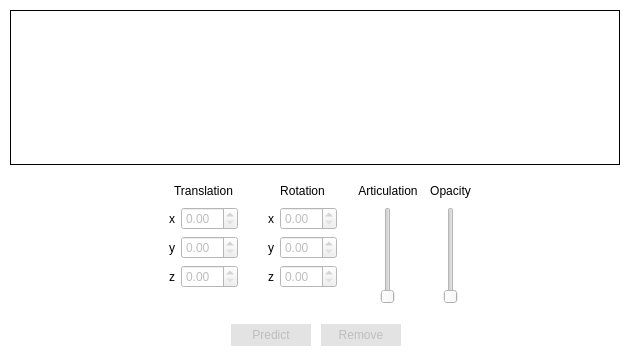
First picture: the form in src/main/view/correspondenceeditor/correspondenceeditor.ui, repository florianblume/6d-pat, before the edit.
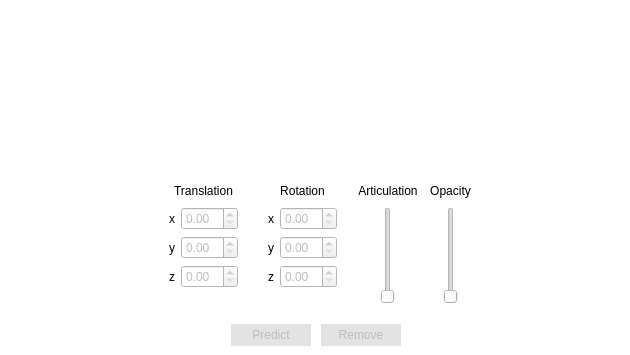
Second picture: the form after the edit.

Diff of the .ui file:
```diff
--- a/src/main/view/correspondenceeditor/correspondenceeditor.ui
+++ b/src/main/view/correspondenceeditor/correspondenceeditor.ui
@@ -893,6 +893,9 @@
      <property name="frameShadow">
       <enum>QFrame::Plain</enum>
      </property>
+     <property name="lineWidth">
+      <number>0</number>
+     </property>
      <layout class="QHBoxLayout" name="horizontalLayout_2">
       <property name="spacing">
        <number>10</number>
@@ -921,7 +924,7 @@
          <bool>false</bool>
         </property>
         <property name="frameShape">
-         <enum>QFrame::Box</enum>
+         <enum>QFrame::NoFrame</enum>
         </property>
         <property name="frameShadow">
          <enum>QFrame::Plain</enum>
```
